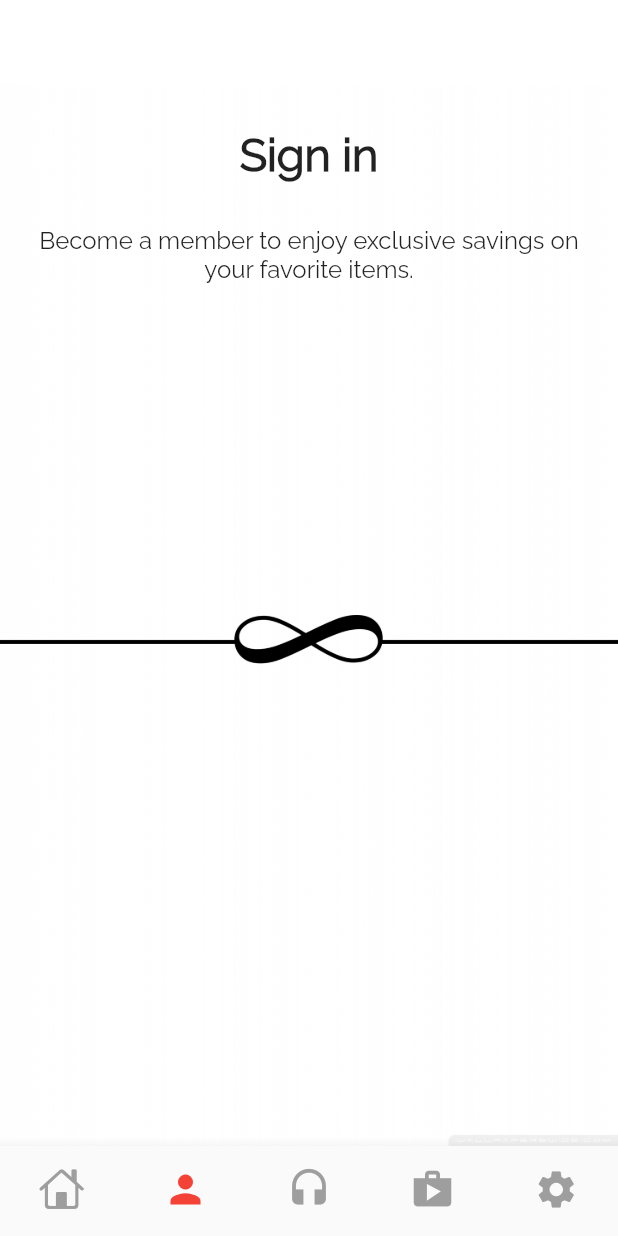
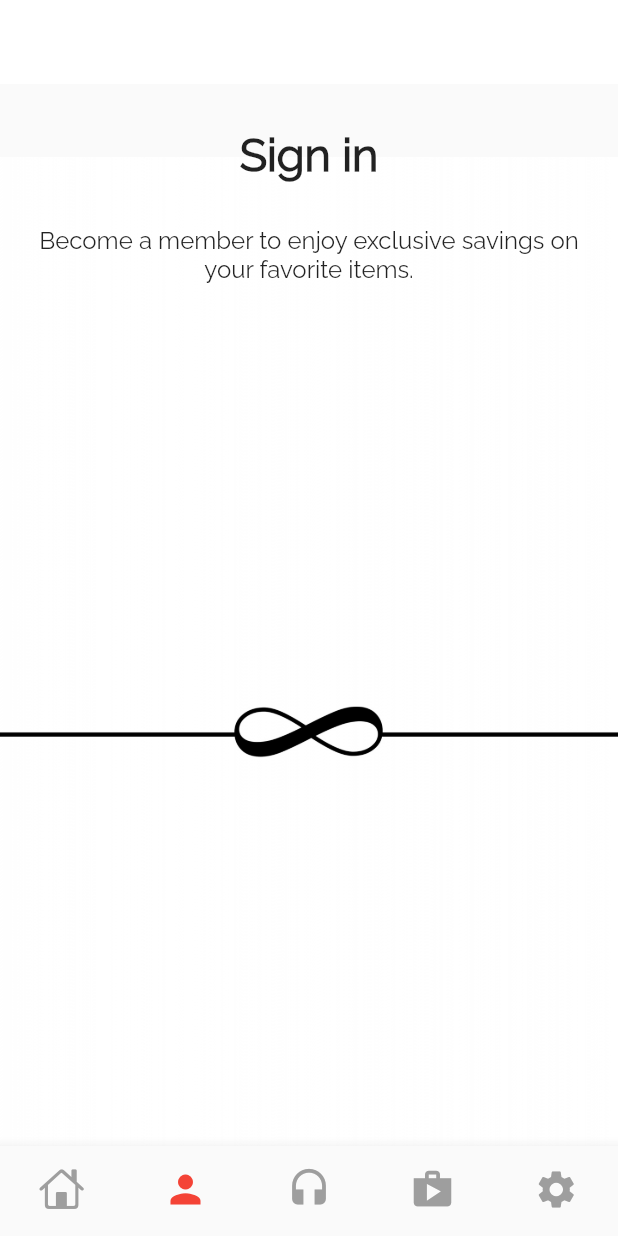
Before and after one commit to xamata/flutter_GraphQL_test, a Flutter app: the screen it shows after launch, item 2 of the bottom bar chosen, on a phone screen of 412 x 824 dp. Run offline on Flutter 3.47's test engine with Material 2 defaults, Android fonts, the phone set to English and light mode, and no system bars; our stand-ins replace graphql_flutter; network calls fail.

Commit message:
More updates to the sing in page, added a screenshot for reference

```diff
--- a/lib/account_page.dart
+++ b/lib/account_page.dart
@@ -20,19 +20,23 @@ class _AccountPageState extends State<AccountPage> {
         // alignment: AlignmentDirectional.topStart,
         fit: StackFit.expand,
         children: [
-          const Image(
-              image: AssetImage('images/background.jpeg'),
-              fit: BoxFit.fill,
-              height: 200
+          Container(
+            decoration: const BoxDecoration(
+              image: DecorationImage(
+                image: AssetImage("images/background.jpeg"),
+                fit: BoxFit.cover,
+                alignment: Alignment(0.0, -5.0),
+              ),
 
               //     .cover, //as small as possible while still covering the entire target box
               // colorBlendMode: BlendMode.darken,
               // color: Colors.black54,
-              ),
+            ),
+          ),
           Column(
             // mainAxisAlignment: MainAxisAlignment.center,
-            children: <Widget>[
-              const Padding(
+            children: const <Widget>[
+              Padding(
                 padding: EdgeInsets.all(30.0),
                 child: Text(
                   "Sign in",
@@ -42,7 +46,7 @@ class _AccountPageState extends State<AccountPage> {
                       fontWeight: FontWeight.bold),
                 ),
               ),
-              const Padding(
+              Padding(
                 padding: EdgeInsets.only(left: 20, right: 20, bottom: 30),
                 child: Text(
                   "Become a member to enjoy exclusive savings on your favorite items.",
```
Also changed, not shown: 1 other file.
